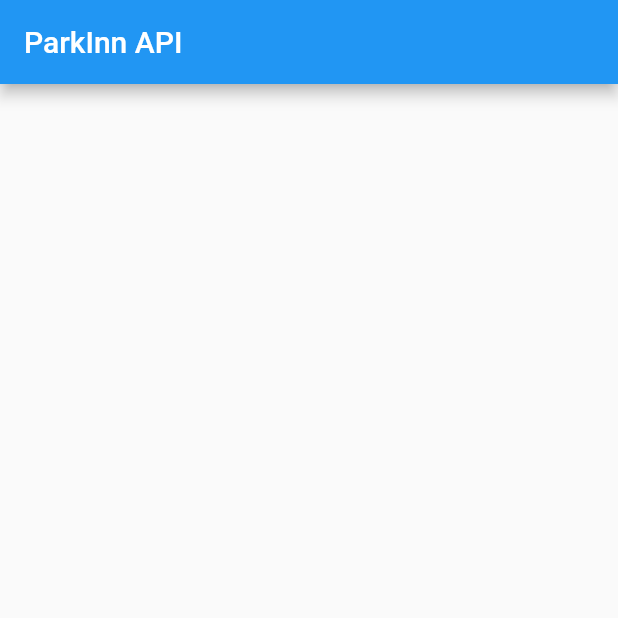
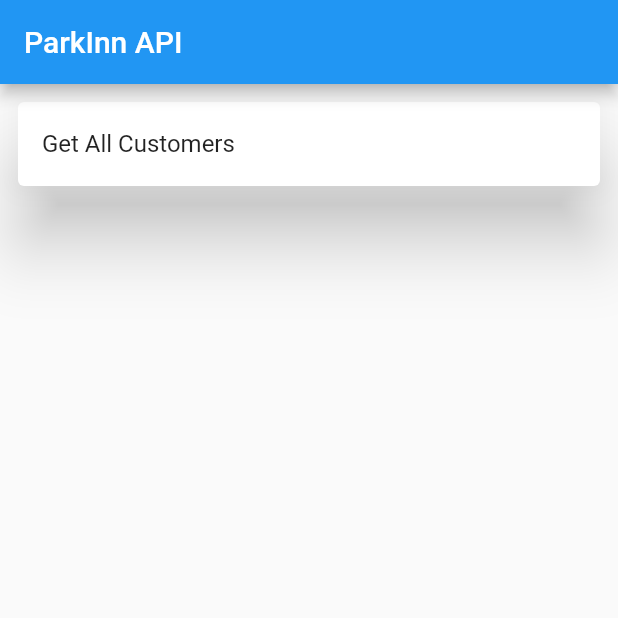
Before and after one commit to AnuroopFarkya11/parkinnapi, a Flutter app: the screen it shows after launch, on a phone screen of 412 x 824 dp, the top half of it. Run offline on Flutter 3.47's test engine with Material 2 defaults, Android fonts, the phone set to English and light mode, and no system bars; our stand-ins replace get.

Commit message:
initial commit

```diff
--- /dev/null
+++ b/lib/Screens/homescreen/home_screen.dart
@@ -0,0 +1,48 @@
+import 'package:flutter/material.dart';
+import 'package:get/get.dart';
+import 'package:get/get_core/src/get_main.dart';
+import 'package:parkinnapi/Services/api/api_services.dart';
+
+import 'home_controller.dart';
+
+class HomeScreen extends StatelessWidget {
+  HomeScreen({Key? key}) : super(key: key);
+  var controller = Get.put(HomeController());
+  @override
+  Widget build(BuildContext context) {
+    return Scaffold(
+
+      appBar: AppBar(title: const Text("ParkInn API"),),
+      body: Padding(
+        padding: const EdgeInsets.all(8.0),
+        child: Column(
+          children: [
+
+            Card(
+              elevation: 20,
+              child: ListTile(
+                title: const Text("Get All Customers"),
+                onTap: ()async{
+
+                  await API.getAllCustomers();
+
+
+                },
+
+
+              ),
+            )
+
+
+
+          ],
+
+
+
+        ),
+      ),
+
+
+    );
+  }
+}
--- /dev/null
+++ b/lib/Services/api/api_services.dart
@@ -0,0 +1,42 @@
+import 'dart:developer';
+import 'package:http/http.dart' as http;
+
+
+
+class API {
+
+  static http.Client client = http.Client();
+  static const String defaultAPI =
+      "https://aquamarine-turkey-gear.cyclic.cloud/";
+
+  // this is a get method will be used to get the list of all the customers
+  static Future<dynamic> getAllCustomers() async{
+    String allCustomer = "https://aquamarine-turkey-gear.cyclic.cloud/api/customer/getAll";
+
+    Uri url = Uri.parse(allCustomer);
+    try {
+      var response = await client.get(url);
+
+      if(response.statusCode == 200)
+        {
+          log(name: "Get all customers:","Response Successful");
+          log(name: "Get all customers:","${response.body}");
+
+        }
+      else{
+        log(name: "Get all customers:","Response UnSuccessful");
+      }
+    } on Exception catch (e) {
+      log(name: "Get all customers:", "$e");
+    }
+
+
+  }
+
+
+
+
+
+
+
+}
--- a/lib/homescreen/home_screen.dart
+++ /dev/null
@@ -1,18 +0,0 @@
-import 'package:flutter/material.dart';
-import 'package:get/get.dart';
-import 'package:get/get_core/src/get_main.dart';
-import 'package:parkinnapi/homescreen/home_controller.dart';
-class HomeScreen extends StatelessWidget {
-  HomeScreen({Key? key}) : super(key: key);
-  var controller = Get.put(HomeController());
-  @override
-  Widget build(BuildContext context) {
-    return Scaffold(
-
-      appBar: AppBar(title: const Text("ParkInn API"),),
-      body: Container(),
-
-
-    );
-  }
-}
--- a/lib/main.dart
+++ b/lib/main.dart
@@ -1,7 +1,9 @@
 import 'package:flutter/material.dart';
 import 'package:get/get.dart';
 
-import 'homescreen/home_screen.dart';
+import 'Screens/homescreen/home_screen.dart';
+
+
 
 void main() {
   runApp(const MyApp());
@@ -9,16 +11,15 @@ void main() {
 
 class MyApp extends StatelessWidget {
   const MyApp({super.key});
-
   // This widget is the root of your application.
   @override
   Widget build(BuildContext context) {
     return GetMaterialApp(
-      title: 'Flutter Demo',
+    debugShowCheckedModeBanner: false,
       theme: ThemeData(
         primarySwatch: Colors.blue,
       ),
-      home: const HomeScreen(),
+      home: HomeScreen(),
     );
   }
 }
```
Also changed, not shown: lib/Screens/homescreen/home_controller.dart (renamed from lib/homescreen/home_controller.dart).
